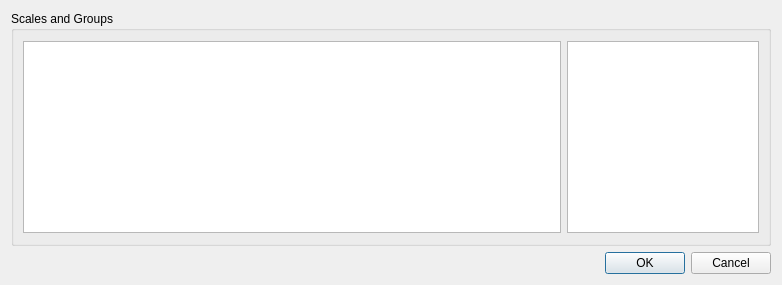
Before: the Qt Designer form ilastik/modules/classification/gui/dlgFeature.ui in ilastik/ilastik-0.5, drawn with Qt 5.
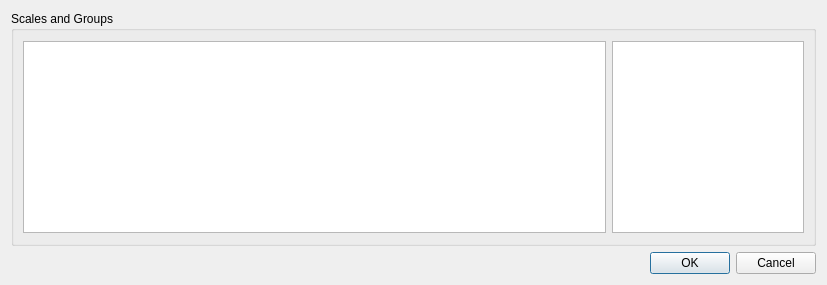
After: the same form once the commit is applied.

Commit message: feature dlg

Diff of the .ui file:
```diff
--- a/ilastik/modules/classification/gui/dlgFeature.ui
+++ b/ilastik/modules/classification/gui/dlgFeature.ui
@@ -6,7 +6,7 @@
    <rect>
     <x>0</x>
     <y>0</y>
-    <width>782</width>
+    <width>827</width>
     <height>285</height>
    </rect>
   </property>
@@ -91,7 +91,7 @@
        <item>
         <widget class="QLabel" name="memReq">
          <property name="text">
-          <string>                       </string>
+          <string/>
          </property>
         </widget>
        </item>
```
The commit also changes 1 other file.
